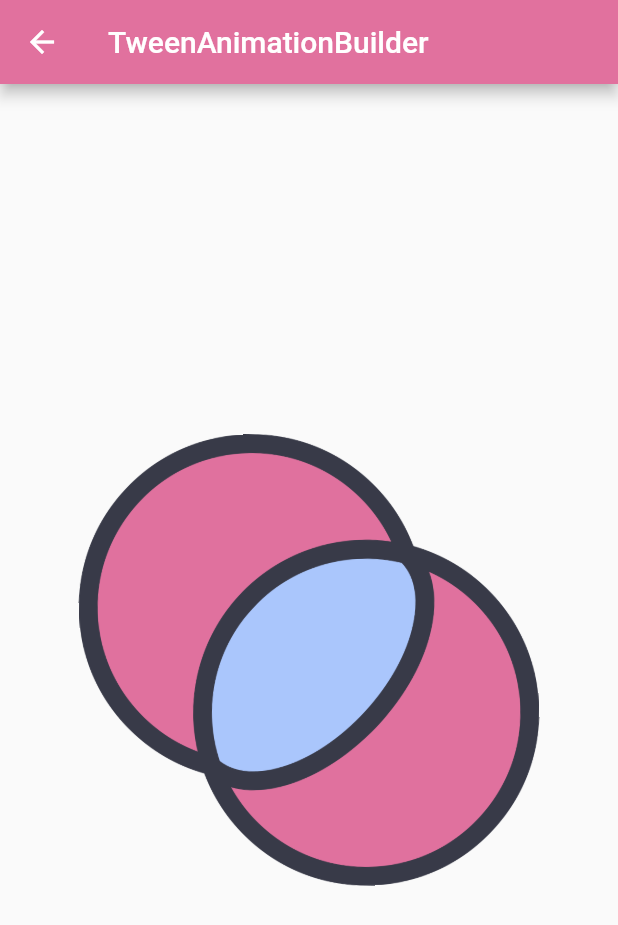
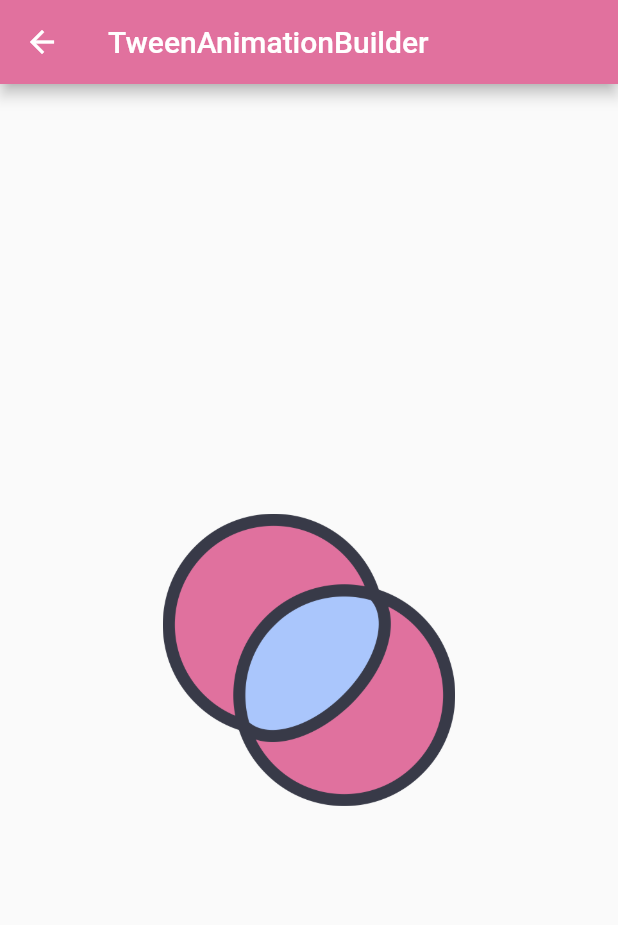
Before and after one commit to mt-tadayon/animation_in_flutter, a Flutter app: the ImageScreen screen opened directly, on a phone screen of 412 x 824 dp. Shown: the top 925 px of the screen. Run offline on Flutter 3.47's test engine with Material 2 defaults, Android fonts, the phone set to English and light mode, and no system bars.

Commit message:
Change transform rotate to scale

```diff
--- a/lib/image_screen.dart
+++ b/lib/image_screen.dart
@@ -1,5 +1,4 @@
 import 'package:flutter/material.dart';
-import 'dart:math' as math;
 
 class ImageScreen extends StatefulWidget {
   @override
@@ -18,11 +17,11 @@ class _ImageScreenState extends State<ImageScreen> {
         mainAxisAlignment: MainAxisAlignment.center,
         children: [
           TweenAnimationBuilder(
-            duration: Duration(seconds: 10),
-            tween: Tween<double>(begin: 0, end: 2 * math.pi),
-            curve: Curves.elasticInOut,
-            builder: (context, double angle, child) => Transform.rotate(
-              angle: angle,
+            duration: Duration(seconds: 5),
+            tween: Tween<double>(begin: 0, end: 1),
+            curve: Curves.easeOutQuad,
+            builder: (context, double scale, child) => Transform.scale(
+              scale: scale,
               child: Center(
                 child: Image.asset(
                   'assets/images/circle.png',
```
